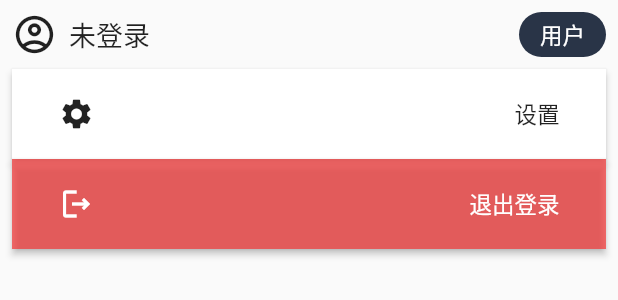
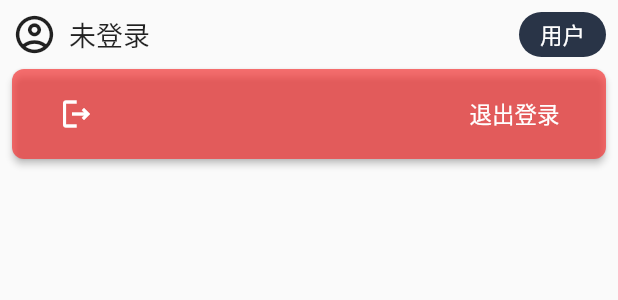
Before and after one commit to NeterAlex/SDI_Hybrid, a Flutter app: the UserCard widget shown alone on an empty page, opened directly, on a phone screen of 412 x 824 dp. Shown: the top 300 px of the screen. Run offline on Flutter 3.47's test engine with Material 3 defaults, Android fonts, the phone set to English and light mode, and no system bars; our stand-ins replace dio, shared_preferences; missing offline and left inert: bruno, jwt_decode, wechat_assets_picker; accounts and stored records are empty.

Commit message:
feat：修改UI样式

```diff
--- a/lib/widgets/user_card.dart
+++ b/lib/widgets/user_card.dart
@@ -30,6 +30,7 @@ class _UserCardState extends State<UserCard> {
             children: [
               Expanded(
                 child: BrnShadowCard(
+                    circular: 8,
                     padding: const EdgeInsets.fromLTRB(30, 30, 30, 30),
                     color: Colors.white,
                     child: Row(
@@ -75,36 +76,10 @@ class _UserCardState extends State<UserCard> {
                 style: ButtonStyle(
                     shape: MaterialStateProperty.all<RoundedRectangleBorder>(
                         const RoundedRectangleBorder(
-                      borderRadius: BorderRadius.zero,
+                      borderRadius: BorderRadius.all(Radius.circular(8)),
                     )),
-                    fixedSize: MaterialStateProperty.resolveWith(
-                        (states) => const Size(double.infinity, 60)),
-                    backgroundColor: MaterialStateProperty.resolveWith(
-                        (state) => Colors.white)),
-                onPressed: () {},
-                child: const Padding(
-                  padding: EdgeInsets.symmetric(horizontal: 15),
-                  child: Row(
-                    mainAxisAlignment: MainAxisAlignment.spaceBetween,
-                    children: [
-                      Icon(
-                        Icons.settings,
-                        color: Colors.black87,
-                      ),
-                      Text(
-                        "设置",
-                        style: TextStyle(color: Colors.black87, fontSize: 15),
-                      )
-                    ],
-                  ),
-                ),
-              ),
-              ElevatedButton(
-                style: ButtonStyle(
-                    shape: MaterialStateProperty.all<RoundedRectangleBorder>(
-                        const RoundedRectangleBorder(
-                      borderRadius: BorderRadius.zero,
-                    )),
+                    foregroundColor: MaterialStateProperty.resolveWith(
+                        (states) => Colors.white),
                     fixedSize: MaterialStateProperty.resolveWith(
                         (states) => const Size(double.infinity, 60)),
                     backgroundColor: MaterialStateProperty.resolveWith(
```
